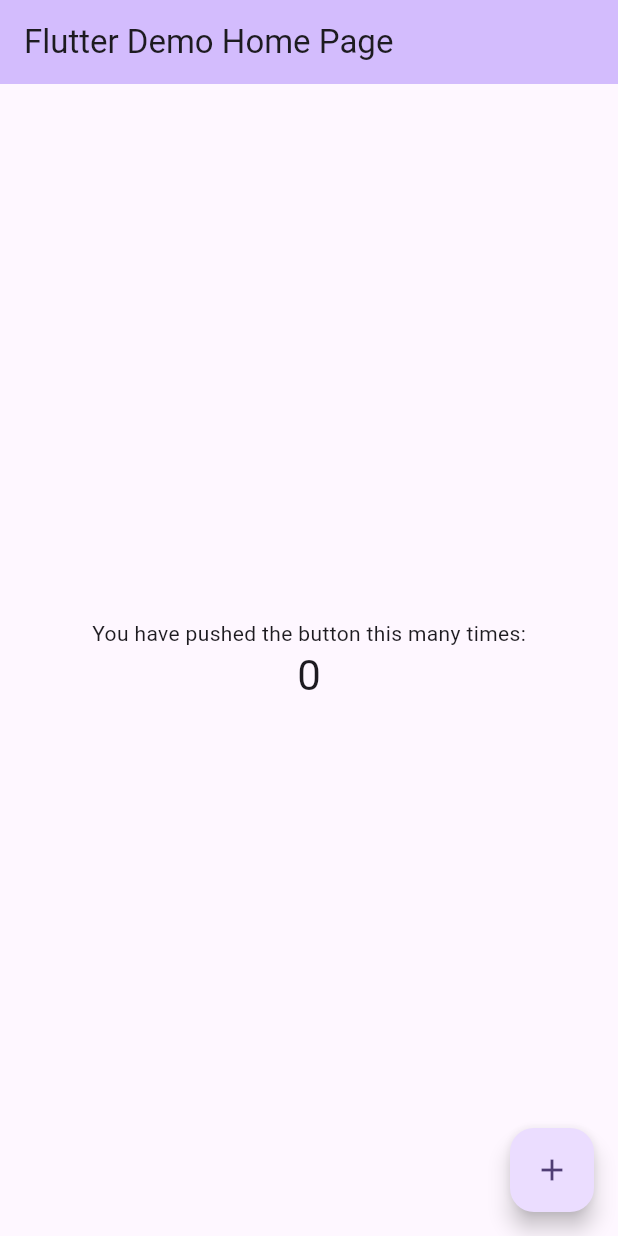
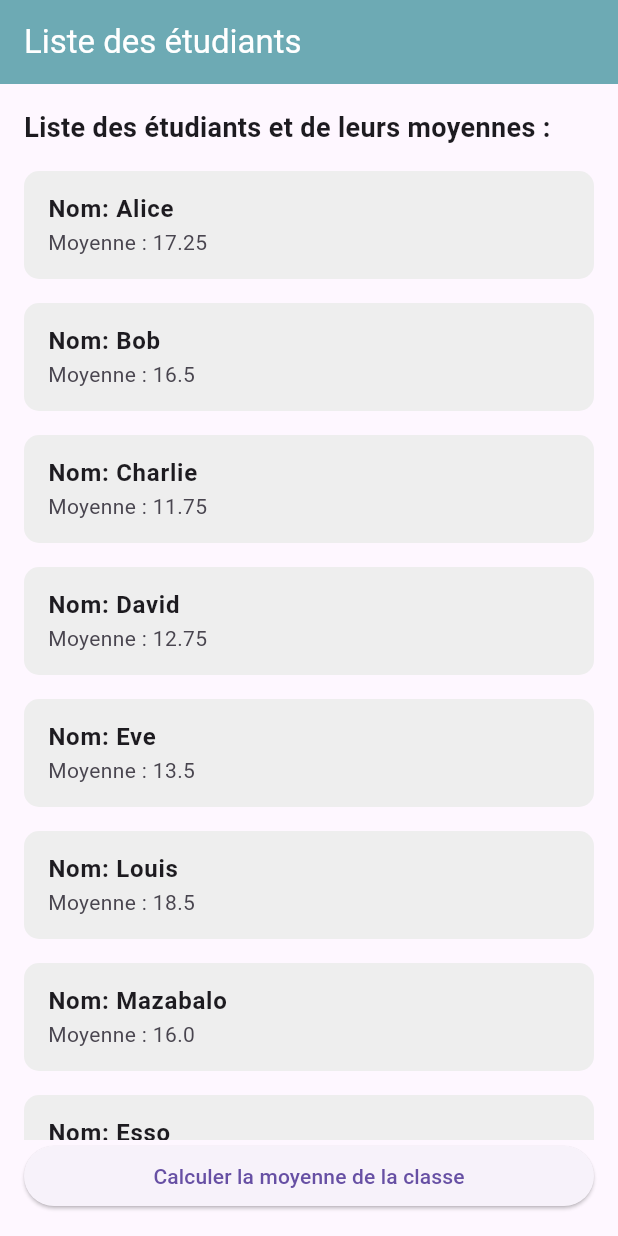
Before and after one commit to Hokinai1/Student_Ges, a Flutter app: the screen it shows after launch, on a phone screen of 412 x 824 dp. Run offline on Flutter 3.47's test engine with Material 3 defaults, Android fonts, the phone set to English and light mode, and no system bars.

Commit message:
Création de la page main, details et moyenne

```diff
--- a/student_ges/lib/main.dart
+++ b/student_ges/lib/main.dart
@@ -1,122 +1,26 @@
 import 'package:flutter/material.dart';
+import 'pages/page_accueil.dart';
+import 'pages/detail_page.dart';
 
 void main() {
-  runApp(const MyApp());
+  runApp(MonApplication());
 }
 
-class MyApp extends StatelessWidget {
-  const MyApp({super.key});
+class MonApplication extends StatelessWidget {
+  const MonApplication({super.key});
 
-  // This widget is the root of your application.
   @override
   Widget build(BuildContext context) {
     return MaterialApp(
-      title: 'Flutter Demo',
       theme: ThemeData(
-        // This is the theme of your application.
-        //
-        // TRY THIS: Try running your application with "flutter run". You'll see
-        // the application has a purple toolbar. Then, without quitting the app,
-        // try changing the seedColor in the colorScheme below to Colors.green
-        // and then invoke "hot reload" (save your changes or press the "hot
-        // reload" button in a Flutter-supported IDE, or press "r" if you used
-        // the command line to start the app).
-        //
-        // Notice that the counter didn't reset back to zero; the application
-        // state is not lost during the reload. To reset the state, use hot
-        // restart instead.
-        //
-        // This works for code too, not just values: Most code changes can be
-        // tested with just a hot reload.
-        colorScheme: ColorScheme.fromSeed(seedColor: Colors.deepPurple),
+        appBarTheme: AppBarTheme(
+          backgroundColor: const Color.fromARGB(255, 109, 170, 180),
+          foregroundColor: Colors.white,
+        ),
       ),
-      home: const MyHomePage(title: 'Flutter Demo Home Page'),
+      debugShowCheckedModeBanner: false,
+      home: PageAccueil(),
+      routes: {'/details': (context) => DetailPage()},
     );
   }
 }
-
-class MyHomePage extends StatefulWidget {
-  const MyHomePage({super.key, required this.title});
-
-  // This widget is the home page of your application. It is stateful, meaning
-  // that it has a State object (defined below) that contains fields that affect
-  // how it looks.
-
-  // This class is the configuration for the state. It holds the values (in this
-  // case the title) provided by the parent (in this case the App widget) and
-  // used by the build method of the State. Fields in a Widget subclass are
-  // always marked "final".
-
-  final String title;
-
-  @override
-  State<MyHomePage> createState() => _MyHomePageState();
-}
-
-class _MyHomePageState extends State<MyHomePage> {
-  int _counter = 0;
-
-  void _incrementCounter() {
-    setState(() {
-      // This call to setState tells the Flutter framework that something has
-      // changed in this State, which causes it to rerun the build method below
-      // so that the display can reflect the updated values. If we changed
-      // _counter without calling setState(), then the build method would not be
-      // called again, and so nothing would appear to happen.
-      _counter++;
-    });
-  }
-
-  @override
-  Widget build(BuildContext context) {
-    // This method is rerun every time setState is called, for instance as done
-    // by the _incrementCounter method above.
-    //
-    // The Flutter framework has been optimized to make rerunning build methods
-    // fast, so that you can just rebuild anything that needs updating rather
-    // than having to individually change instances of widgets.
-    return Scaffold(
-      appBar: AppBar(
-        // TRY THIS: Try changing the color here to a specific color (to
-        // Colors.amber, perhaps?) and trigger a hot reload to see the AppBar
-        // change color while the other colors stay the same.
-        backgroundColor: Theme.of(context).colorScheme.inversePrimary,
-        // Here we take the value from the MyHomePage object that was created by
-        // the App.build method, and use it to set our appbar title.
-        title: Text(widget.title),
-      ),
-      body: Center(
-        // Center is a layout widget. It takes a single child and positions it
-        // in the middle of the parent.
-        child: Column(
-          // Column is also a layout widget. It takes a list of children and
-          // arranges them vertically. By default, it sizes itself to fit its
-          // children horizontally, and tries to be as tall as its parent.
-          //
-          // Column has various properties to control how it sizes itself and
-          // how it positions its children. Here we use mainAxisAlignment to
-          // center the children vertically; the main axis here is the vertical
-          // axis because Columns are vertical (the cross axis would be
-          // horizontal).
-          //
-          // TRY THIS: Invoke "debug painting" (choose the "Toggle Debug Paint"
-          // action in the IDE, or press "p" in the console), to see the
-          // wireframe for each widget.
-          mainAxisAlignment: MainAxisAlignment.center,
-          children: <Widget>[
-            const Text('You have pushed the button this many times:'),
-            Text(
-              '$_counter',
-              style: Theme.of(context).textTheme.headlineMedium,
-            ),
-          ],
-        ),
-      ),
-      floatingActionButton: FloatingActionButton(
-        onPressed: _incrementCounter,
-        tooltip: 'Increment',
-        child: const Icon(Icons.add),
-      ), // This trailing comma makes auto-formatting nicer for build methods.
-    );
-  }
-}
--- /dev/null
+++ b/student_ges/lib/models/etudiant.dart
@@ -0,0 +1,6 @@
+class Etudiant {
+  final String nom;
+  final double moyenne;
+
+  Etudiant({required this.nom, required this.moyenne});
+}
--- /dev/null
+++ b/student_ges/lib/pages/page_accueil.dart
@@ -0,0 +1,80 @@
+import 'package:flutter/material.dart';
+import '../models/etudiant.dart';
+import '../widgets/moyenne_alert.dart';
+
+class PageAccueil extends StatelessWidget {
+  final List<Etudiant> etudiants = [
+    Etudiant(nom: 'Alice', moyenne: 17.25),
+    Etudiant(nom: 'Bob', moyenne: 16.5),
+    Etudiant(nom: 'Charlie', moyenne: 11.75),
+    Etudiant(nom: 'David', moyenne: 12.75),
+    Etudiant(nom: 'Eve', moyenne: 13.5),
+    Etudiant(nom: 'Louis', moyenne: 18.5),
+    Etudiant(nom: 'Mazabalo', moyenne: 16),
+    Etudiant(nom: 'Esso', moyenne: 11.35),
+  ];
+
+  @override
+  Widget build(BuildContext context) {
+    return Scaffold(
+      appBar: AppBar(title: const Text('Liste des étudiants')),
+      body: Padding(
+        padding: EdgeInsets.all(16.0),
+        child: Column(
+          crossAxisAlignment: CrossAxisAlignment.stretch,
+          children: <Widget>[
+            Text(
+              'Liste des étudiants et de leurs moyennes :',
+              style: TextStyle(fontSize: 18, fontWeight: FontWeight.bold),
+            ),
+            SizedBox(height: 16.0),
+            Expanded(
+              child: ListView.builder(
+                itemCount: etudiants.length,
+                itemBuilder: (context, index) {
+                  final etudiant = etudiants[index];
+                  return Container(
+                    margin: EdgeInsets.only(bottom: 16.0),
+                    decoration: BoxDecoration(
+                      color: Colors.grey[200],
+                      borderRadius: BorderRadius.circular(10.0),
+                    ),
+                    child: ListTile(
+                      title: Text(
+                        'Nom: ${etudiant.nom}',
+                        style: TextStyle(fontWeight: FontWeight.bold),
+                      ),
+                      subtitle: Text('Moyenne : ${etudiant.moyenne}'),
+                      onTap: () {
+                        Navigator.pushNamed(
+                          context,
+                          '/details',
+                          arguments: etudiant,
+                        );
+                      },
+                    ),
+                  );
+                },
+              ),
+            ),
+            ElevatedButton(
+              child: Text("Calculer la moyenne de la classe"),
+              onPressed: () {
+                final average = calculateMoyenne(etudiants);
+                moyenneAlertDialog(context, average);
+              },
+            ),
+          ],
+        ),
+      ),
+    );
+  }
+
+  double calculateMoyenne(List<Etudiant> etudiants) {
+    double total = 0.0;
+    for (var etudiant in etudiants) {
+      total += etudiant.moyenne;
+    }
+    return total / etudiants.length;
+  }
+}
```
Also changed, not shown: student_ges/lib/pages/detail_page.dart (added, +41 -0 lines), student_ges/lib/widgets/moyenne_alert.dart (added, +21 -0 lines).
